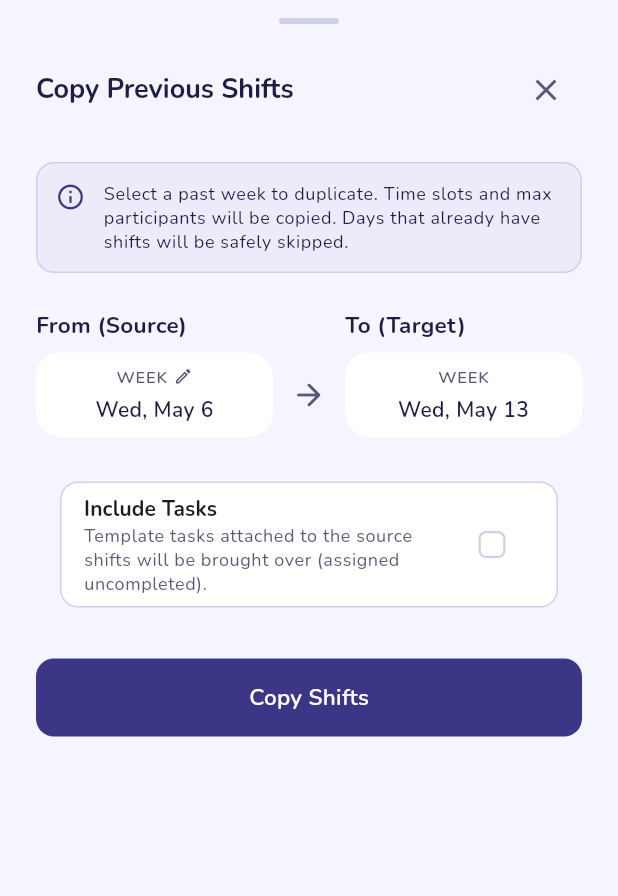
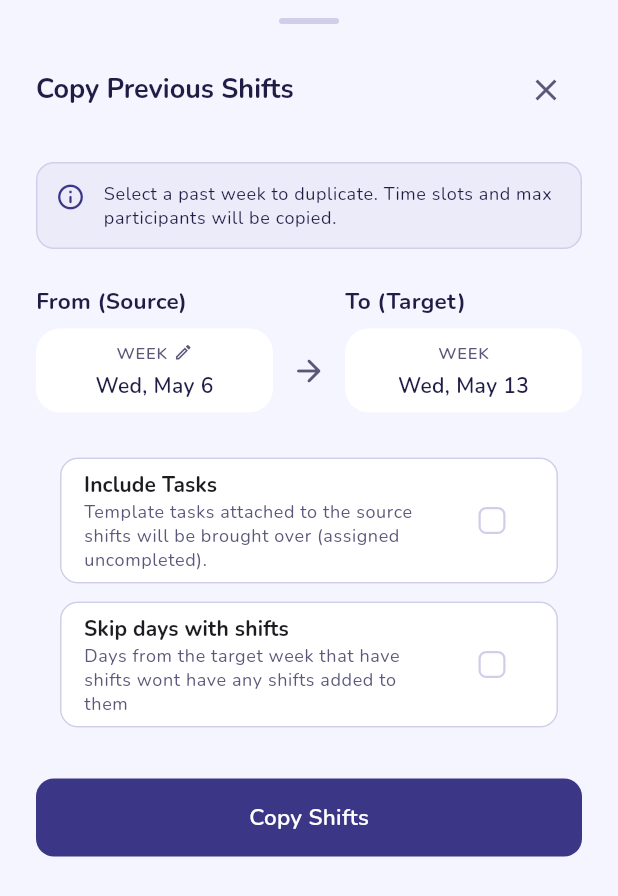
Before and after one commit to DidacDV/bastet-shelter, a Flutter app: the CopyWeekBottomSheet widget shown alone on an empty page, opened directly with empty values, on a phone screen of 412 x 824 dp. Shown: the top 896 px of the screen. Run offline on Flutter 3.47's test engine with Material 3 defaults, Android fonts, the phone set to English and light mode, and no system bars; our stand-ins replace carousel_slider, flutter_riverpod, flutter_svg, get_it, google_fonts, image_picker and 2 more; missing offline and left inert: syncfusion_flutter_pdfviewer; accounts and stored records are empty; generated files the repository leaves out were written again; network calls fail.

Commit message:
Mobile/Task#175 - Add checkbox for skipping or not days with shifts when copying

```diff
--- a/mobile/lib/features/shifts/data/shift_repository.dart
+++ b/mobile/lib/features/shifts/data/shift_repository.dart
@@ -88,12 +88,14 @@ class ShiftRepository {
     required DateTime sourceWeekStart,
     required DateTime targetWeekStart,
     bool copyTasks = false,
+    bool skipDaysWithShifts = false,
   }) async {
     final queryParams = <String, String>{
       'refuge_id': refugeId.toString(),
       'source_week_start': sourceWeekStart.toIso8601String().split('T')[0],
       'target_week_start': targetWeekStart.toIso8601String().split('T')[0],
       'copy_tasks': copyTasks.toString(),
+      'skip_days_with_shifts': skipDaysWithShifts.toString(),
     };
     final queryString = Uri(queryParameters: queryParams).query;
     final response = await _apiClient.post('/shifts/copy-week?$queryString');
--- a/mobile/lib/features/shifts/presentation/components/copy_week_bottomsheet.dart
+++ b/mobile/lib/features/shifts/presentation/components/copy_week_bottomsheet.dart
@@ -25,6 +25,7 @@ class CopyWeekBottomSheet extends ConsumerStatefulWidget {
 class _CopyWeekBottomSheetState extends ConsumerState<CopyWeekBottomSheet> {
   late DateTime _sourceWeekStart;
   bool _copyTasks = false;
+  bool _skipDaysWithShifts = false;
   bool _loading = false;
 
   @override
@@ -46,6 +47,7 @@ class _CopyWeekBottomSheetState extends ConsumerState<CopyWeekBottomSheet> {
             sourceWeekStart: _sourceWeekStart,
             targetWeekStart: widget.targetWeekStart,
             copyTasks: _copyTasks,
+            skipDaysWithShifts: _skipDaysWithShifts,
           );
 
       if (mounted) Navigator.pop(context);
@@ -63,7 +65,7 @@ class _CopyWeekBottomSheetState extends ConsumerState<CopyWeekBottomSheet> {
   @override
   Widget build(BuildContext context) {
     final tt = Theme.of(context).textTheme;
-    const double _arrowAreaWidth = 24 + 12 * 2;
+    const double arrowAreaWidth = 24 + 12 * 2;
 
     return FormBottomSheet(
       title: 'Copy Previous Shifts',
@@ -93,7 +95,7 @@ class _CopyWeekBottomSheetState extends ConsumerState<CopyWeekBottomSheet> {
               const SizedBox(width: 12),
               Expanded(
                 child: Text(
-                  'Select a past week to duplicate. Time slots and max participants will be copied. Days that already have shifts will be safely skipped.',
+                  'Select a past week to duplicate. Time slots and max participants will be copied.',
                   style: tt.bodySmall?.copyWith(color: AppColors.textPrimary),
                 ),
               ),
@@ -105,7 +107,7 @@ class _CopyWeekBottomSheetState extends ConsumerState<CopyWeekBottomSheet> {
         Row(
           children: [
             Expanded(child: Text('From (Source)', style: tt.labelLarge)),
-            const SizedBox(width: _arrowAreaWidth),
+            const SizedBox(width: arrowAreaWidth),
             Expanded(child: Text('To (Target)', style: tt.labelLarge)),
           ],
         ),
@@ -170,6 +172,36 @@ class _CopyWeekBottomSheetState extends ConsumerState<CopyWeekBottomSheet> {
             },
           ),
         ),
+        Card(
+          elevation: 0,
+          color: _skipDaysWithShifts
+              ? AppColors.primaryTint
+              : AppColors.surface,
+          shape: RoundedRectangleBorder(
+            borderRadius: BorderRadius.circular(12),
+            side: BorderSide(
+              color: _skipDaysWithShifts
+                  ? AppColors.primary
+                  : AppColors.outline,
+              width: _skipDaysWithShifts ? 1.5 : 1,
+            ),
+          ),
+          child: CheckboxListTile(
+            value: _skipDaysWithShifts,
+            activeColor: AppColors.primary,
+            title: Text(
+              'Skip days with shifts',
+              style: tt.titleSmall?.copyWith(fontWeight: FontWeight.bold),
+            ),
+            subtitle: Text(
+              'Days from the target week that have shifts wont have any shifts added to them',
+              style: tt.bodySmall?.copyWith(color: AppColors.textSecondary),
+            ),
+            onChanged: (val) {
+              setState(() => _skipDaysWithShifts = val ?? false);
+            },
+          ),
+        ),
       ],
     );
   }
--- a/mobile/lib/providers/shifts/shift_provider.dart
+++ b/mobile/lib/providers/shifts/shift_provider.dart
@@ -61,6 +61,7 @@ class Shifts extends _$Shifts {
     required DateTime sourceWeekStart,
     required DateTime targetWeekStart,
     bool copyTasks = false,
+    bool skipDaysWithShifts = false,
   }) async {
     await genericApiCall(() async {
       await ref
@@ -70,6 +71,7 @@ class Shifts extends _$Shifts {
             sourceWeekStart: sourceWeekStart,
             targetWeekStart: targetWeekStart,
             copyTasks: copyTasks,
+            skipDaysWithShifts: skipDaysWithShifts,
           );
       ref.invalidate(shiftsProvider);
     });
```
